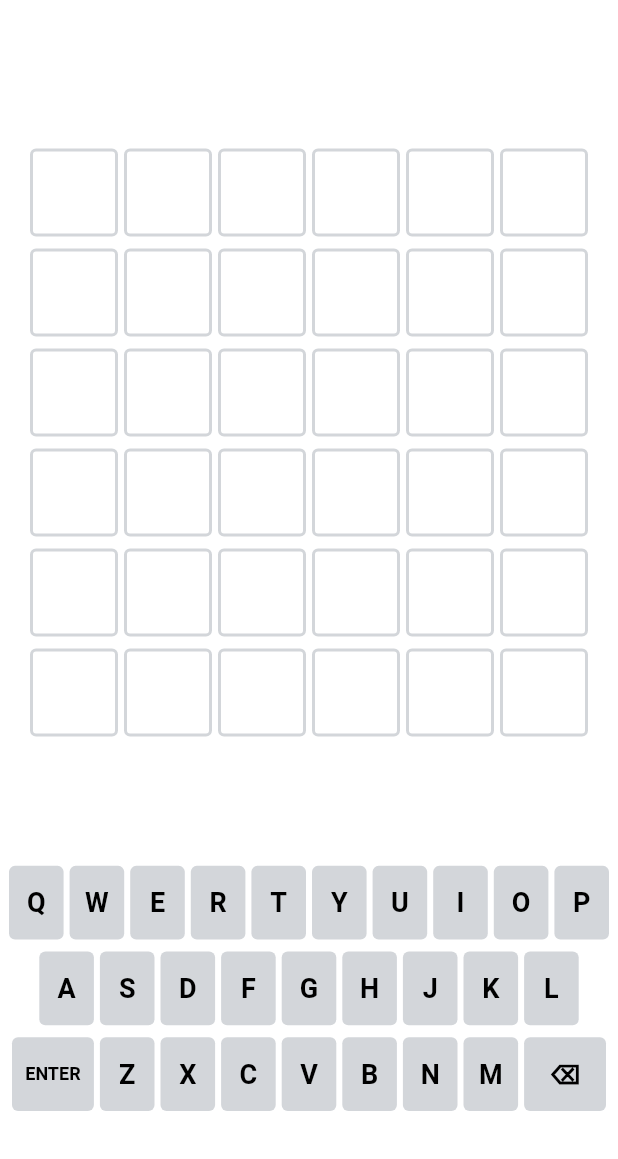
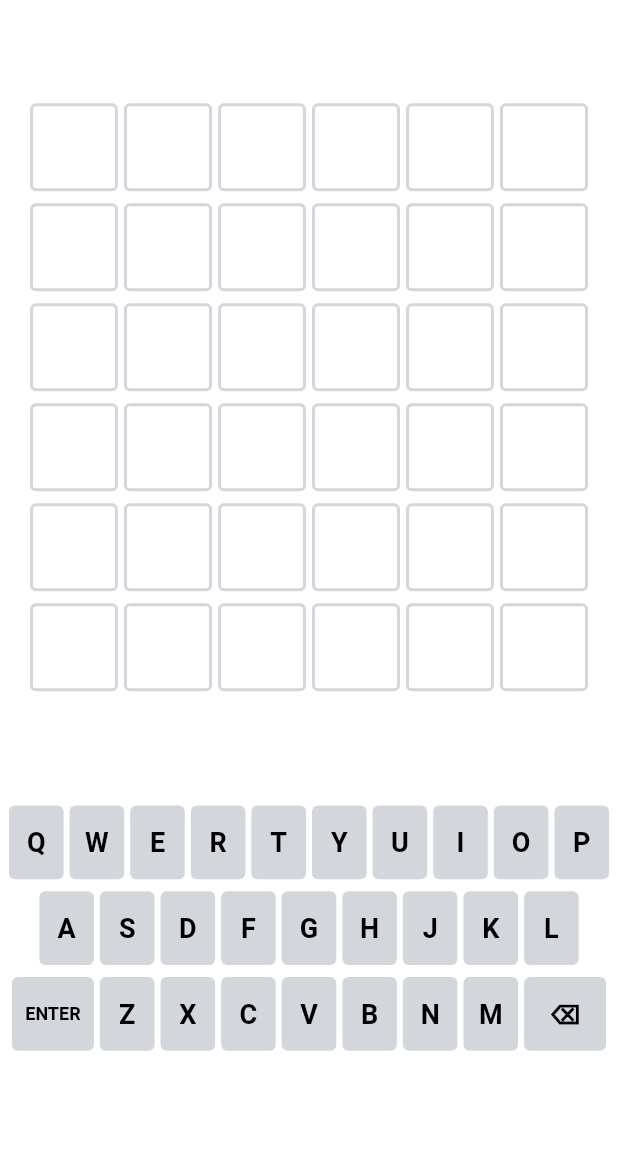
Before and after one commit to gridlocdev/wor6le, a Flutter app: the screen it shows after launch, on a phone screen of 412 x 824 dp, the part 77-1236 px from its top. Run offline on Flutter 3.47's test engine with Material 3 defaults, Android fonts, the phone set to English and light mode, and no system bars; our stand-ins replace shared_preferences; project files that could hold a hidden picture were left out.

Commit message:
resize spaces around keyboard and grid so that the keyboard is more easy to tap on mobile PWA
On mobile, the keyboard got appended to the very bottom of the screen since the URL bar was gone. Instead, sizing equal spacing around everything makes the keyboard move up

```diff
--- a/lib/screens/game_screen.dart
+++ b/lib/screens/game_screen.dart
@@ -362,17 +362,13 @@ class _GameScreenState extends State<GameScreen> {
                 listenable: _controller,
                 builder: (context, _) {
                   return Column(
+                    mainAxisAlignment: MainAxisAlignment.spaceEvenly,
                     children: [
-                      SizedBox(height: AppSizes.screenPadding),
-                      Expanded(
-                        child: Center(
-                          child: GameGrid(
-                            gameState: _controller.gameState,
-                            shakeCurrentRow: _shakeRow,
-                            colorBlindMode: _colorBlindMode,
-                            darkMode: _darkMode,
-                          ),
-                        ),
+                      GameGrid(
+                        gameState: _controller.gameState,
+                        shakeCurrentRow: _shakeRow,
+                        colorBlindMode: _colorBlindMode,
+                        darkMode: _darkMode,
                       ),
                       GameKeyboard(
                         controller: _controller,
@@ -385,7 +381,6 @@ class _GameScreenState extends State<GameScreen> {
                           });
                         },
                       ),
-                      SizedBox(height: AppSizes.screenPadding),
                     ],
                   );
                 },
```
